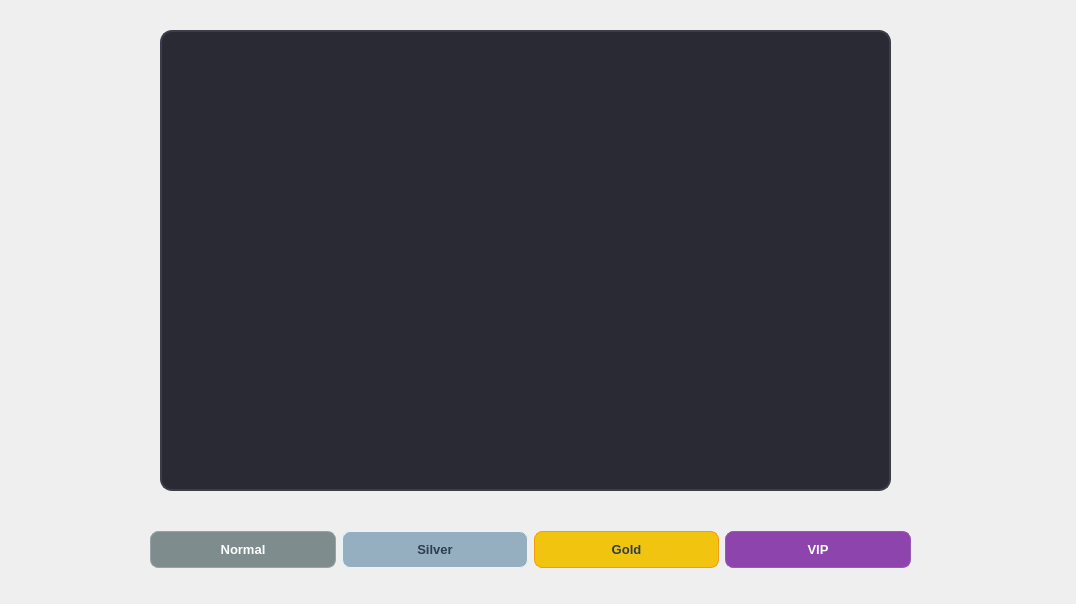
This is main/gui/adminwindow.ui in HamidrezaNadafian/Restaurant-Management-System as Qt 5 draws it before an edit. The edited form follows.
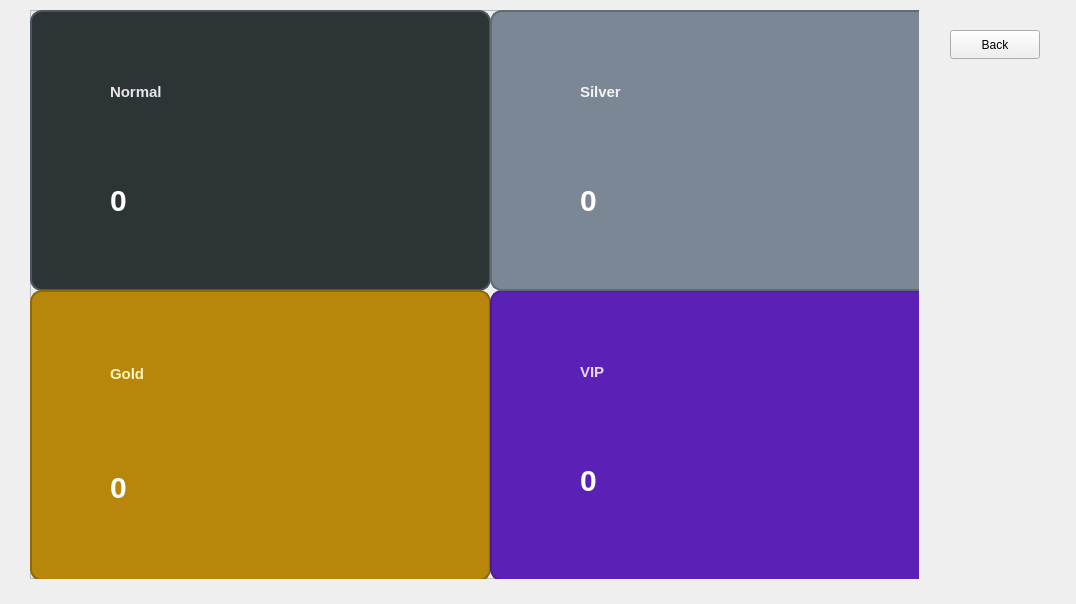
This is the edited form.

Diff of the .ui file:
```diff
--- a/main/gui/adminwindow.ui
+++ b/main/gui/adminwindow.ui
@@ -347,10 +347,90 @@
 QPushButton#btnSetVIP:hover {
     margin-top: -2px;
     margin-bottom: 2px;
+}
+
+QFrame#frameNormal {
+    background-color: #2D3436;
+    border: 2px solid #4B5563;
+    border-radius: 12px;
+}
+QFrame#frameSilver {
+    background-color: #7B8794;
+    border: 2px solid #5F6B76;
+    border-radius: 12px;
+}
+QFrame#frameGold {
+    background-color: #B8860B;
+    border: 2px solid #8C6A05;
+    border-radius: 12px;
+}
+QFrame#frameVIP {
+    background-color: #5B21B6;
+    border: 2px solid #4C1D95;
+    border-radius: 12px;
+}
+
+QLabel#lblTitleNormal {
+    color: #E5E7EB;
+    font-size: 15px;
+    font-weight: bold;
+    background: transparent;
+}
+
+QLabel#lblNormalCount {
+    color: white;
+    font-size: 30px;
+    font-weight: 700;
+    background: transparent;
+}
+
+
+QLabel#lblTitleSilver {
+    color: #F3F4F6;
+    font-size: 15px;
+    font-weight: bold;
+    background: transparent;
+}
+
+QLabel#lblSilverCount {
+    color: white;
+    font-size: 30px;
+    font-weight: 700;
+    background: transparent;
+}
+
+
+QLabel#lblTitleGold {
+    color: #FFF4C2;
+    font-size: 15px;
+    font-weight: bold;
+    background: transparent;
+}
+
+QLabel#lblGoldCount {
+    color: white;
+    font-size: 30px;
+    font-weight: 700;
+    background: transparent;
+}
+
+
+QLabel#lblTitleVIP {
+    color: #E9D5FF;
+    font-size: 15px;
+    font-weight: bold;
+    background: transparent;
+}
+
+QLabel#lblVIPCount {
+    color: white;
+    font-size: 30px;
+    font-weight: 700;
+    background: transparent;
 }</string>
    </property>
    <property name="currentIndex">
-    <number>4</number>
+    <number>5</number>
    </property>
    <widget class="QWidget" name="page">
     <widget class="QWidget" name="verticalLayoutWidget">
@@ -907,6 +987,205 @@
      </layout>
     </widget>
    </widget>
+   <widget class="QWidget" name="page_6">
+    <widget class="QFrame" name="frame_2">
+     <property name="geometry">
+      <rect>
+       <x>30</x>
+       <y>10</y>
+       <width>889</width>
+       <height>569</height>
+      </rect>
+     </property>
+     <property name="frameShape">
+      <enum>QFrame::Shape::StyledPanel</enum>
+     </property>
+     <property name="frameShadow">
+      <enum>QFrame::Shadow::Raised</enum>
+     </property>
+     <widget class="QFrame" name="frameNormal">
+      <property name="geometry">
+       <rect>
+        <x>0</x>
+        <y>0</y>
+        <width>461</width>
+        <height>281</height>
+       </rect>
+      </property>
+      <property name="frameShape">
+       <enum>QFrame::Shape::StyledPanel</enum>
+      </property>
+      <property name="frameShadow">
+       <enum>QFrame::Shadow::Raised</enum>
+      </property>
+      <widget class="QWidget" name="verticalLayoutWidget_8">
+       <property name="geometry">
+        <rect>
+         <x>80</x>
+         <y>30</y>
+         <width>301</width>
+         <height>211</height>
+        </rect>
+       </property>
+       <layout class="QVBoxLayout" name="verticalLayout_8">
+        <item>
+         <widget class="QLabel" name="lblTitleNormal">
+          <property name="text">
+           <string>Normal</string>
+          </property>
+         </widget>
+        </item>
+        <item>
+         <widget class="QLabel" name="lblNormalCount">
+          <property name="text">
+           <string>0</string>
+          </property>
+         </widget>
+        </item>
+       </layout>
+      </widget>
+     </widget>
+     <widget class="QFrame" name="frameGold">
+      <property name="geometry">
+       <rect>
+        <x>0</x>
+        <y>280</y>
+        <width>461</width>
+        <height>291</height>
+       </rect>
+      </property>
+      <property name="frameShape">
+       <enum>QFrame::Shape::StyledPanel</enum>
+      </property>
+      <property name="frameShadow">
+       <enum>QFrame::Shadow::Raised</enum>
+      </property>
+      <widget class="QWidget" name="verticalLayoutWidget_9">
+       <property name="geometry">
+        <rect>
+         <x>80</x>
+         <y>30</y>
+         <width>301</width>
+         <height>221</height>
+        </rect>
+       </property>
+       <layout class="QVBoxLayout" name="verticalLayout_9">
+        <item>
+         <widget class="QLabel" name="lblTitleGold">
+          <property name="text">
+           <string>Gold</string>
+          </property>
+         </widget>
+        </item>
+        <item>
+         <widget class="QLabel" name="lblGoldCount">
+          <property name="text">
+           <string>0</string>
+          </property>
+         </widget>
+        </item>
+       </layout>
+      </widget>
+     </widget>
+     <widget class="QFrame" name="frameVIP">
+      <property name="geometry">
+       <rect>
+        <x>460</x>
+        <y>280</y>
+        <width>451</width>
+        <height>291</height>
+       </rect>
+      </property>
+      <property name="frameShape">
+       <enum>QFrame::Shape::StyledPanel</enum>
+      </property>
+      <property name="frameShadow">
+       <enum>QFrame::Shadow::Raised</enum>
+      </property>
+      <widget class="QWidget" name="verticalLayoutWidget_10">
+       <property name="geometry">
+        <rect>
+         <x>90</x>
+         <y>30</y>
+         <width>291</width>
+         <height>211</height>
+        </rect>
+       </property>
+       <layout class="QVBoxLayout" name="verticalLayout_10">
+        <item>
+         <widget class="QLabel" name="lblTitleVIP">
+          <property name="text">
+           <string>VIP</string>
+          </property>
+         </widget>
+        </item>
+        <item>
+         <widget class="QLabel" name="lblVIPCount">
+          <property name="text">
+           <string>0</string>
+          </property>
+         </widget>
+        </item>
+       </layout>
+      </widget>
+     </widget>
+     <widget class="QFrame" name="frameSilver">
+      <property name="geometry">
+       <rect>
+        <x>460</x>
+        <y>0</y>
+        <width>451</width>
+        <height>281</height>
+       </rect>
+      </property>
+      <property name="frameShape">
+       <enum>QFrame::Shape::StyledPanel</enum>
+      </property>
+      <property name="frameShadow">
+       <enum>QFrame::Shadow::Raised</enum>
+      </property>
+      <widget class="QWidget" name="verticalLayoutWidget_11">
+       <property name="geometry">
+        <rect>
+         <x>90</x>
+         <y>30</y>
+         <width>291</width>
+         <height>211</height>
+        </rect>
+       </property>
+       <layout class="QVBoxLayout" name="verticalLayout_11">
+        <item>
+         <widget class="QLabel" name="lblTitleSilver">
+          <property name="text">
+           <string>Silver</string>
+          </property>
+         </widget>
+        </item>
+        <item>
+         <widget class="QLabel" name="lblSilverCount">
+          <property name="text">
+           <string>0</string>
+          </property>
+         </widget>
+        </item>
+       </layout>
+      </widget>
+     </widget>
+    </widget>
+    <widget class="QPushButton" name="btnBack_7">
+     <property name="geometry">
+      <rect>
+       <x>950</x>
+       <y>30</y>
+       <width>90</width>
+       <height>29</height>
+      </rect>
+     </property>
+     <property name="text">
+      <string>Back</string>
+     </property>
+    </widget>
+   </widget>
   </widget>
  </widget>
  <resources/>
```
Left out of the diff: 85 changed lines with no effect on the pictures.
